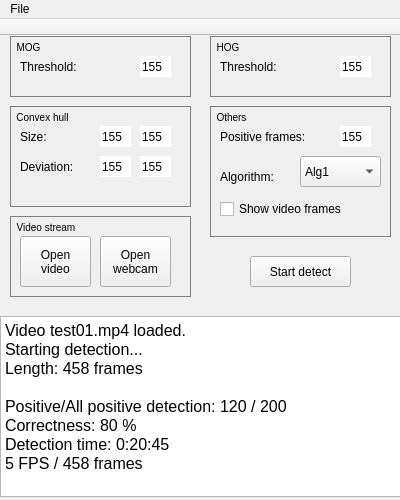
The window that PedestrianDetection/mainwindow.ui (Kexone/diploma-thesis) describes before a commit, drawn with Qt 5.
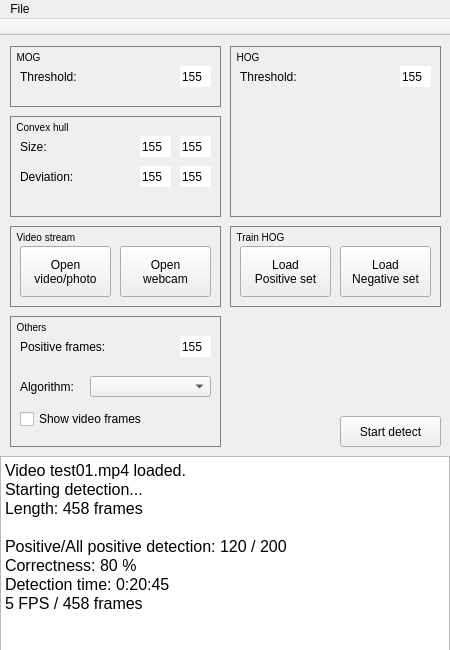
The same window after the commit. Icons and pictures are not drawn.

Commit message: prepare for detection, better UI

The edit to the form file:
```diff
--- a/PedestrianDetection/mainwindow.ui
+++ b/PedestrianDetection/mainwindow.ui
@@ -9,19 +9,19 @@
    <rect>
     <x>0</x>
     <y>0</y>
-    <width>400</width>
-    <height>500</height>
+    <width>450</width>
+    <height>650</height>
    </rect>
   </property>
   <property name="minimumSize">
    <size>
-    <width>400</width>
-    <height>500</height>
+    <width>450</width>
+    <height>650</height>
    </size>
   </property>
   <property name="maximumSize">
    <size>
-    <width>400</width>
+    <width>450</width>
     <height>800</height>
    </size>
   </property>
@@ -47,8 +47,8 @@
    <widget class="QPushButton" name="pushButton">
     <property name="geometry">
      <rect>
-      <x>250</x>
-      <y>220</y>
+      <x>340</x>
+      <y>380</y>
       <width>101</width>
       <height>31</height>
      </rect>
@@ -64,13 +64,13 @@
     <property name="geometry">
      <rect>
       <x>0</x>
-      <y>280</y>
-      <width>401</width>
-      <height>181</height>
+      <y>420</y>
+      <width>450</width>
+      <height>201</height>
      </rect>
     </property>
     <property name="sizePolicy">
-     <sizepolicy hsizetype="Expanding" vsizetype="Maximum">
+     <sizepolicy hsizetype="Expanding" vsizetype="Expanding">
       <horstretch>0</horstretch>
       <verstretch>0</verstretch>
      </sizepolicy>
@@ -91,23 +91,23 @@
      <string>&lt;!DOCTYPE HTML PUBLIC &quot;-//W3C//DTD HTML 4.0//EN&quot; &quot;http://www.w3.org/TR/REC-html40/strict.dtd&quot;&gt;
 &lt;html&gt;&lt;head&gt;&lt;meta name=&quot;qrichtext&quot; content=&quot;1&quot; /&gt;&lt;style type=&quot;text/css&quot;&gt;
 p, li { white-space: pre-wrap; }
-&lt;/style&gt;&lt;/head&gt;&lt;body style=&quot; font-family:'Roboto'; font-size:12pt; font-weight:200; font-style:normal;&quot;&gt;
-&lt;p style=&quot; margin-top:0px; margin-bottom:0px; margin-left:0px; margin-right:0px; -qt-block-indent:0; text-indent:0px;&quot;&gt;Video test01.mp4 loaded.&lt;/p&gt;
-&lt;p style=&quot; margin-top:0px; margin-bottom:0px; margin-left:0px; margin-right:0px; -qt-block-indent:0; text-indent:0px;&quot;&gt;Starting detection...&lt;/p&gt;
-&lt;p style=&quot; margin-top:0px; margin-bottom:0px; margin-left:0px; margin-right:0px; -qt-block-indent:0; text-indent:0px;&quot;&gt;Length: 458 frames&lt;/p&gt;
-&lt;p style=&quot;-qt-paragraph-type:empty; margin-top:0px; margin-bottom:0px; margin-left:0px; margin-right:0px; -qt-block-indent:0; text-indent:0px;&quot;&gt;&lt;br /&gt;&lt;/p&gt;
-&lt;p style=&quot; margin-top:0px; margin-bottom:0px; margin-left:0px; margin-right:0px; -qt-block-indent:0; text-indent:0px;&quot;&gt;Positive/All positive detection: 120 / 200&lt;/p&gt;
-&lt;p style=&quot; margin-top:0px; margin-bottom:0px; margin-left:0px; margin-right:0px; -qt-block-indent:0; text-indent:0px;&quot;&gt;Correctness: 80 %&lt;/p&gt;
-&lt;p style=&quot; margin-top:0px; margin-bottom:0px; margin-left:0px; margin-right:0px; -qt-block-indent:0; text-indent:0px;&quot;&gt;Detection time: 0:20:45&lt;/p&gt;
-&lt;p style=&quot; margin-top:0px; margin-bottom:0px; margin-left:0px; margin-right:0px; -qt-block-indent:0; text-indent:0px;&quot;&gt;5 FPS / 458 frames&lt;/p&gt;&lt;/body&gt;&lt;/html&gt;</string>
+&lt;/style&gt;&lt;/head&gt;&lt;body style=&quot; font-family:'MS Shell Dlg 2'; font-size:8.25pt; font-weight:400; font-style:normal;&quot;&gt;
+&lt;p style=&quot; margin-top:0px; margin-bottom:0px; margin-left:0px; margin-right:0px; -qt-block-indent:0; text-indent:0px;&quot;&gt;&lt;span style=&quot; font-family:'Roboto'; font-size:12pt; font-weight:200;&quot;&gt;Video test01.mp4 loaded.&lt;/span&gt;&lt;/p&gt;
+&lt;p style=&quot; margin-top:0px; margin-bottom:0px; margin-left:0px; margin-right:0px; -qt-block-indent:0; text-indent:0px;&quot;&gt;&lt;span style=&quot; font-family:'Roboto'; font-size:12pt; font-weight:200;&quot;&gt;Starting detection...&lt;/span&gt;&lt;/p&gt;
+&lt;p style=&quot; margin-top:0px; margin-bottom:0px; margin-left:0px; margin-right:0px; -qt-block-indent:0; text-indent:0px;&quot;&gt;&lt;span style=&quot; font-family:'Roboto'; font-size:12pt; font-weight:200;&quot;&gt;Length: 458 frames&lt;/span&gt;&lt;/p&gt;
+&lt;p style=&quot;-qt-paragraph-type:empty; margin-top:0px; margin-bottom:0px; margin-left:0px; margin-right:0px; -qt-block-indent:0; text-indent:0px; font-family:'Roboto'; font-size:12pt; font-weight:200;&quot;&gt;&lt;br /&gt;&lt;/p&gt;
+&lt;p style=&quot; margin-top:0px; margin-bottom:0px; margin-left:0px; margin-right:0px; -qt-block-indent:0; text-indent:0px;&quot;&gt;&lt;span style=&quot; font-family:'Roboto'; font-size:12pt; font-weight:200;&quot;&gt;Positive/All positive detection: 120 / 200&lt;/span&gt;&lt;/p&gt;
+&lt;p style=&quot; margin-top:0px; margin-bottom:0px; margin-left:0px; margin-right:0px; -qt-block-indent:0; text-indent:0px;&quot;&gt;&lt;span style=&quot; font-family:'Roboto'; font-size:12pt; font-weight:200;&quot;&gt;Correctness: 80 %&lt;/span&gt;&lt;/p&gt;
+&lt;p style=&quot; margin-top:0px; margin-bottom:0px; margin-left:0px; margin-right:0px; -qt-block-indent:0; text-indent:0px;&quot;&gt;&lt;span style=&quot; font-family:'Roboto'; font-size:12pt; font-weight:200;&quot;&gt;Detection time: 0:20:45&lt;/span&gt;&lt;/p&gt;
+&lt;p style=&quot; margin-top:0px; margin-bottom:0px; margin-left:0px; margin-right:0px; -qt-block-indent:0; text-indent:0px;&quot;&gt;&lt;span style=&quot; font-family:'Roboto'; font-size:12pt; font-weight:200;&quot;&gt;5 FPS / 458 frames&lt;/span&gt;&lt;/p&gt;&lt;/body&gt;&lt;/html&gt;</string>
     </property>
    </widget>
    <widget class="QGroupBox" name="groupCHBox">
     <property name="geometry">
      <rect>
       <x>10</x>
-      <y>70</y>
-      <width>181</width>
+      <y>80</y>
+      <width>211</width>
       <height>101</height>
      </rect>
     </property>
@@ -167,7 +167,7 @@
     <widget class="QLineEdit" name="inputCHMinSize">
      <property name="geometry">
       <rect>
-       <x>90</x>
+       <x>130</x>
        <y>20</y>
        <width>31</width>
        <height>21</height>
@@ -201,7 +201,7 @@
     <widget class="QLineEdit" name="inputCHSizeMax">
      <property name="geometry">
       <rect>
-       <x>130</x>
+       <x>170</x>
        <y>20</y>
        <width>31</width>
        <height>21</height>
@@ -235,7 +235,7 @@
     <widget class="QLineEdit" name="inputCHDevMax">
      <property name="geometry">
       <rect>
-       <x>130</x>
+       <x>170</x>
        <y>50</y>
        <width>31</width>
        <height>21</height>
@@ -269,7 +269,7 @@
     <widget class="QLineEdit" name="inputCHDevMin">
      <property name="geometry">
       <rect>
-       <x>90</x>
+       <x>130</x>
        <y>50</y>
        <width>31</width>
        <height>21</height>
@@ -318,8 +318,8 @@
     <property name="geometry">
      <rect>
       <x>10</x>
-      <y>0</y>
-      <width>181</width>
+      <y>10</y>
+      <width>211</width>
       <height>61</height>
      </rect>
     </property>
@@ -379,7 +379,7 @@
     <widget class="QLineEdit" name="inputMogTresh">
      <property name="geometry">
       <rect>
-       <x>130</x>
+       <x>170</x>
        <y>20</y>
        <width>31</width>
        <height>21</height>
@@ -414,10 +414,10 @@
    <widget class="QGroupBox" name="groupHogBox">
     <property name="geometry">
      <rect>
-      <x>210</x>
-      <y>0</y>
-      <width>181</width>
-      <height>61</height>
+      <x>230</x>
+      <y>10</y>
+      <width>211</width>
+      <height>171</height>
      </rect>
     </property>
     <property name="font">
@@ -476,7 +476,7 @@
     <widget class="QLineEdit" name="inputHogTresh">
      <property name="geometry">
       <rect>
-       <x>130</x>
+       <x>170</x>
        <y>20</y>
        <width>31</width>
        <height>21</height>
@@ -512,8 +512,8 @@
     <property name="geometry">
      <rect>
       <x>10</x>
-      <y>180</y>
-      <width>181</width>
+      <y>190</y>
+      <width>211</width>
       <height>81</height>
      </rect>
     </property>
@@ -562,7 +562,7 @@
       <rect>
        <x>10</x>
        <y>20</y>
-       <width>71</width>
+       <width>91</width>
        <height>51</height>
       </rect>
      </property>
@@ -571,15 +571,22 @@
      </property>
      <property name="text">
       <string>Open 
-video</string>
+video/photo</string>
+     </property>
+     <property name="icon">
+      <iconset>
+       <normaloff>icons/video.png</normaloff>icons/video.png</iconset>
+     </property>
+     <property name="checkable">
+      <bool>false</bool>
      </property>
     </widget>
     <widget class="QPushButton" name="pushButton_2">
      <property name="geometry">
       <rect>
-       <x>90</x>
+       <x>110</x>
        <y>20</y>
-       <width>71</width>
+       <width>91</width>
        <height>51</height>
       </rect>
      </property>
@@ -595,9 +602,9 @@
    <widget class="QGroupBox" name="groupHogBox_3">
     <property name="geometry">
      <rect>
-      <x>210</x>
-      <y>70</y>
-      <width>181</width>
+      <x>10</x>
+      <y>280</y>
+      <width>211</width>
       <height>131</height>
      </rect>
     </property>
@@ -657,7 +664,7 @@
     <widget class="QLineEdit" name="inputHogTresh_2">
      <property name="geometry">
       <rect>
-       <x>130</x>
+       <x>170</x>
        <y>20</y>
        <width>31</width>
        <height>21</height>
@@ -704,15 +711,33 @@
     <widget class="QComboBox" name="comboBox">
      <property name="geometry">
       <rect>
-       <x>90</x>
-       <y>50</y>
-       <width>81</width>
-       <height>31</height>
+       <x>80</x>
+       <y>60</y>
+       <width>121</width>
+       <height>21</height>
       </rect>
      </property>
+     <property name="currentIndex">
+      <number>-1</number>
+     </property>
      <item>
       <property name="text">
-       <string>Alg1</string>
+       <string>HOG</string>
+      </property>
+     </item>
+     <item>
+      <property name="text">
+       <string>MOG + HOG</string>
+      </property>
+     </item>
+     <item>
+      <property name="text">
+       <string>MOG + CH + HOG</string>
+      </property>
+     </item>
+     <item>
+      <property name="text">
+       <string>YOLO</string>
       </property>
      </item>
     </widget>
@@ -730,6 +755,110 @@
      </property>
     </widget>
    </widget>
+   <widget class="QGroupBox" name="groupTrainHogBox">
+    <property name="geometry">
+     <rect>
+      <x>230</x>
+      <y>190</y>
+      <width>211</width>
+      <height>81</height>
+     </rect>
+    </property>
+    <property name="font">
+     <font>
+      <pointsize>-1</pointsize>
+     </font>
+    </property>
+    <property name="layoutDirection">
+     <enum>Qt::LeftToRight</enum>
+    </property>
+    <property name="autoFillBackground">
+     <bool>false</bool>
+    </property>
+    <property name="styleSheet">
+     <string notr="true">QGroupBox
+{
+	border: 1px solid gray;
+    font-size: 10px;
+    font-weight: light;
+
+}
+QGroupBox::title
+{
+    subcontrol-origin: margin;
+    subcontrol-position: top left;
+    padding: 5 5px;
+	background-color:transparent;
+}
+</string>
+    </property>
+    <property name="title">
+     <string>Train HOG</string>
+    </property>
+    <property name="alignment">
+     <set>Qt::AlignLeading|Qt::AlignLeft|Qt::AlignTop</set>
+    </property>
+    <property name="flat">
+     <bool>false</bool>
+    </property>
+    <property name="checkable">
+     <bool>false</bool>
+    </property>
+    <widget class="QPushButton" name="buttonTrainPosSet">
+     <property name="geometry">
+      <rect>
+       <x>10</x>
+       <y>20</y>
+       <width>91</width>
+       <height>51</height>
+      </rect>
+     </property>
+     <property name="contextMenuPolicy">
+      <enum>Qt::DefaultContextMenu</enum>
+     </property>
+     <property name="text">
+      <string>Load 
+Positive set</string>
+     </property>
+     <property name="icon">
+      <iconset>
+       <normaloff>icons/pedestrian.png</normaloff>icons/pedestrian.png</iconset>
+     </property>
+    </widget>
+    <widget class="QPushButton" name="buttonTrainNegSet">
+     <property name="geometry">
+      <rect>
+       <x>110</x>
+       <y>20</y>
+       <width>91</width>
+       <height>51</height>
+      </rect>
+     </property>
+     <property name="contextMenuPolicy">
+      <enum>Qt::DefaultContextMenu</enum>
+     </property>
+     <property name="text">
+      <string>Load 
+Negative set</string>
+     </property>
+     <property name="icon">
+      <iconset>
+       <normaloff>icons/non-pedestrian.png</normaloff>icons/non-pedestrian.png</iconset>
+     </property>
+     <property name="autoRepeat">
+      <bool>false</bool>
+     </property>
+     <property name="autoExclusive">
+      <bool>false</bool>
+     </property>
+     <property name="autoDefault">
+      <bool>false</bool>
+     </property>
+     <property name="flat">
+      <bool>false</bool>
+     </property>
+    </widget>
+   </widget>
   </widget>
   <widget class="QMenuBar" name="menuBar">
    <property name="enabled">
@@ -739,8 +868,8 @@
     <rect>
      <x>0</x>
      <y>0</y>
-     <width>400</width>
-     <height>27</height>
+     <width>450</width>
+     <height>21</height>
     </rect>
    </property>
    <widget class="QMenu" name="menuFile">
```
Left out of the diff: 38 changed lines with no effect on the pictures. The commit also changes 15 other files.
